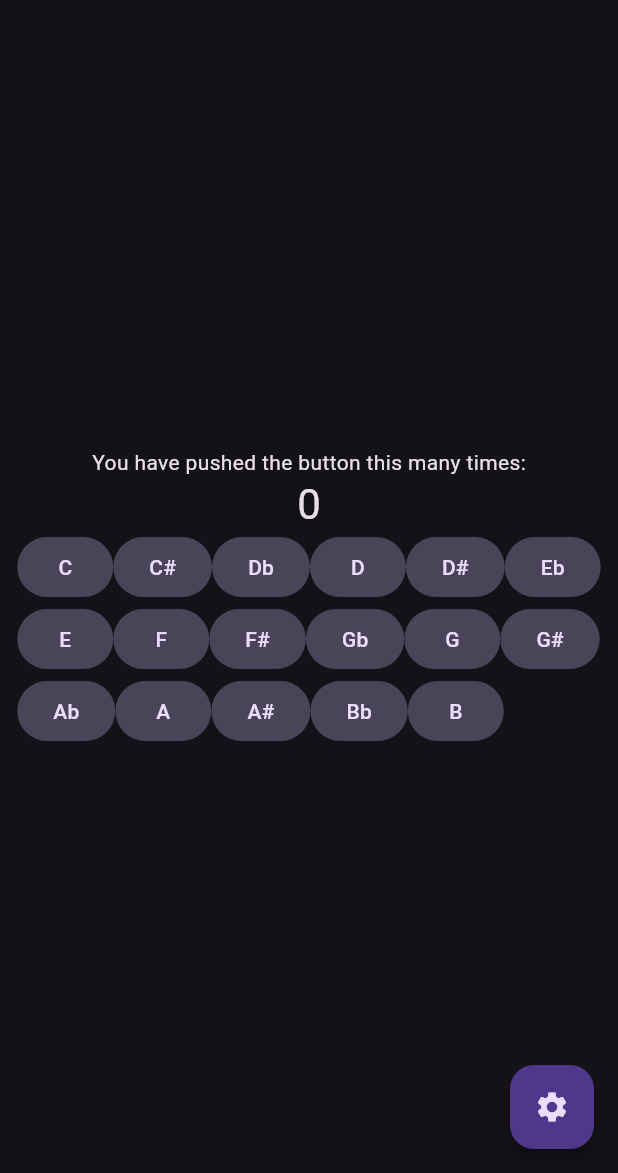
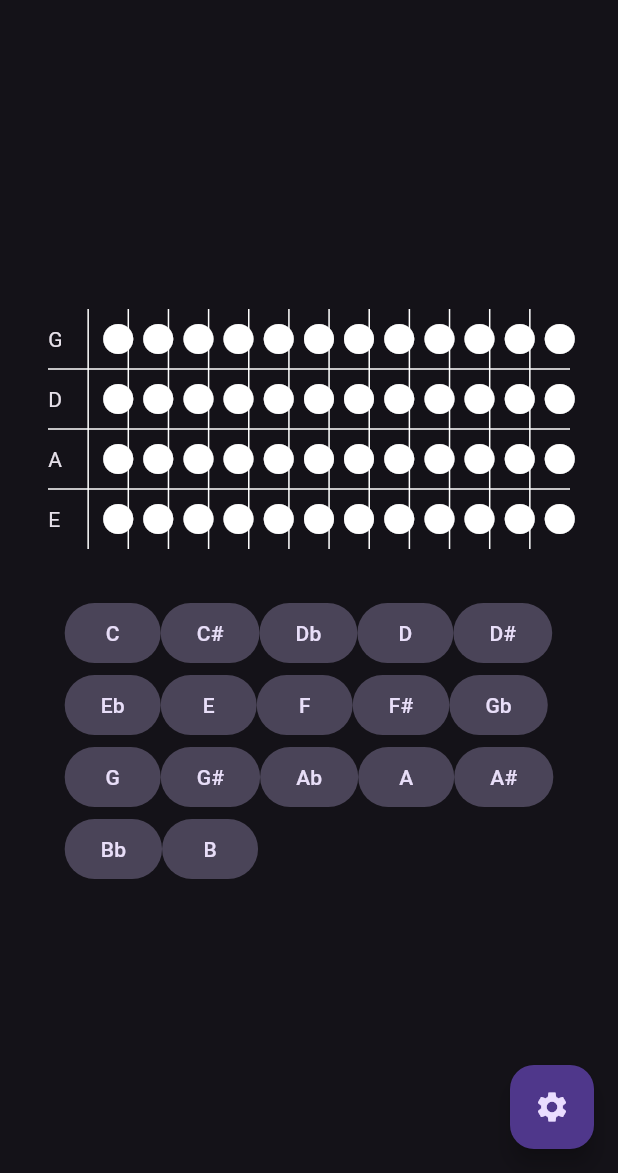
Before and after one commit to Ramen-Development/fretboard-notes, a Flutter app: the screen it shows after launch, on a phone screen of 412 x 824 dp, the part 63-1236 px from its top. Run offline on Flutter 3.47's test engine with Material 3 defaults, Android fonts, the light colour scheme and no system bars.

Commit message:
#1 initial basic layout to start w functionality

```diff
--- a/lib/main.dart
+++ b/lib/main.dart
@@ -57,20 +57,53 @@
     'B',
   };
 
+  Widget fretboard() {
+    Set<String> strings = {'G', 'D', 'A', 'E'};
+    return Container(
+      padding: EdgeInsets.all(8),
+      margin: EdgeInsets.all(8),
+      child: Table(
+        border: TableBorder(
+          horizontalInside: BorderSide(color: Colors.white),
+          verticalInside: BorderSide(color: Colors.white),
+        ),
+        defaultVerticalAlignment: TableCellVerticalAlignment.middle,
+        children: [
+          for (String string in strings)
+            TableRow(
+              children: [
+                TableCell(child: Text(string)),
+                for (int fret = 0; fret < 12; fret++)
+                  TableCell(
+                    verticalAlignment: TableCellVerticalAlignment.middle,
+                    child: Padding(
+                      padding: const EdgeInsets.all(8),
+                      child: Center(child: Icon(Icons.circle)),
+                    ),
+                  ),
+              ],
+            ),
+        ],
+      ),
+    );
+  }
+
   @override
   Widget build(BuildContext context) {
     return Scaffold(
       appBar: AppBar(title: Text(widget.title)),
       body: Center(
+        child: Container(
+          padding: EdgeInsets.all(8),
+          margin: EdgeInsets.all(8),
           child: Column(
             mainAxisAlignment: MainAxisAlignment.center,
             children: <Widget>[
-            const Text('You have pushed the button this many times:'),
-            Text(
-              '$_counter',
-              style: Theme.of(context).textTheme.headlineMedium,
-            ),
-            Wrap(
+              fretboard(),
+              Container(
+                padding: EdgeInsets.all(8),
+                margin: EdgeInsets.all(8),
+                child: Wrap(
                   children: [
                     for (String note in notes)
                       FilledButton.tonal(
@@ -79,7 +112,9 @@
                       ),
                   ],
                 ),
+              ),
             ],
+          ),
         ),
       ),
       floatingActionButton: FloatingActionButton(
```
Lines whose indentation alone changed are shown as unchanged.
